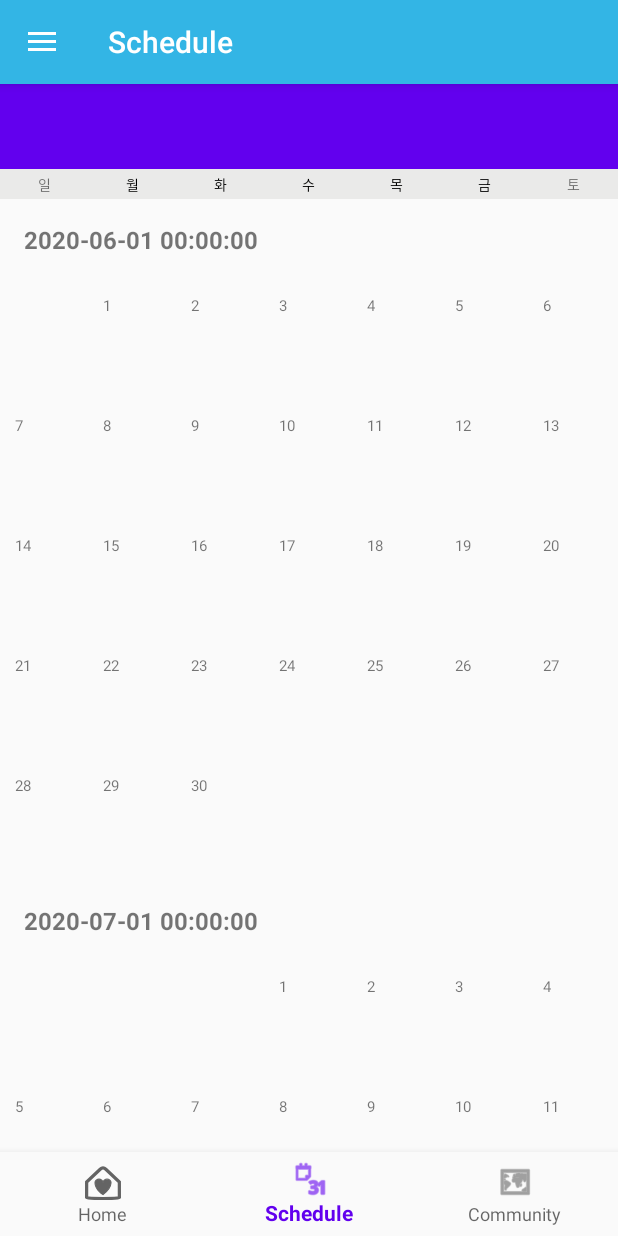
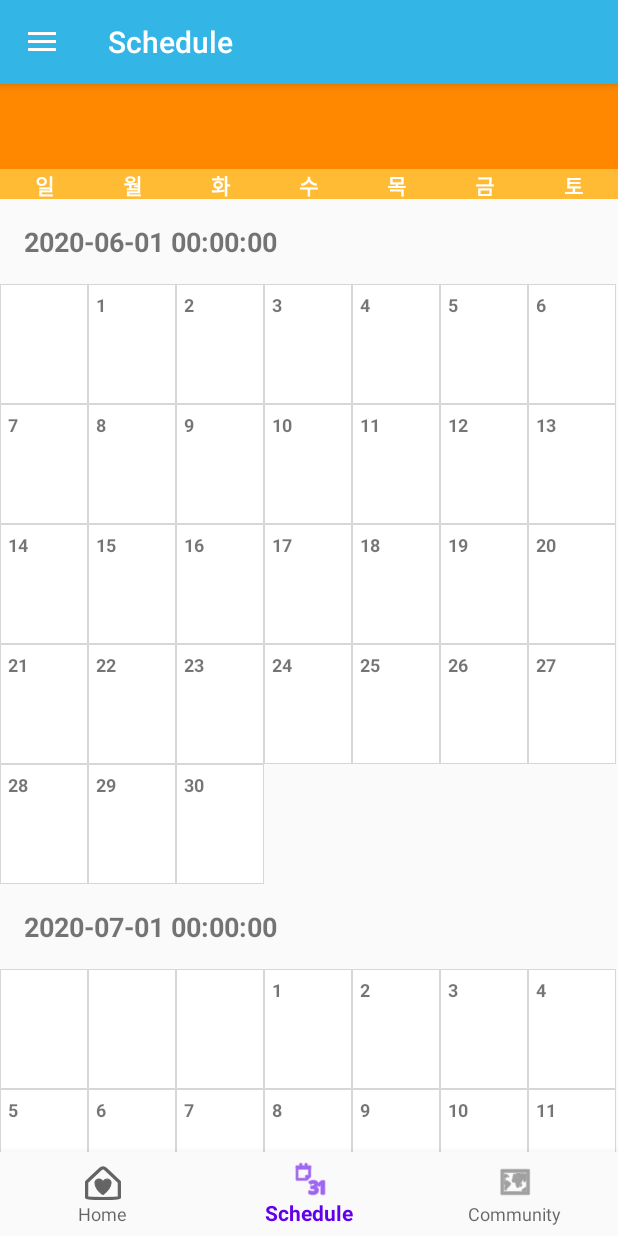
Before and after one commit to arcane222/ForHealthyLife, an Android app: the screen it shows after launch once a user with an empty profile is signed in (MainActivity), item 2 of the bottom bar chosen, on a phone screen of 412 x 824 dp. Run offline under Robolectric (Android 15) with nearby library versions, the phone set to English and light mode, and no system bars; our stand-ins replace Firebase (no records; nobody signed in at launch, a user with empty details on screens opened directly), navigation-ui; libraries missing offline, so code that uses them is left out: com.firebase.ui.

Commit message:
Add Calendar 3 (Exercise Scheduling Tap)

```diff
--- a/app/src/main/java/com/team_comfortable/forhealthylife/ui/calendar/fragment/CalendarFragment.java
+++ b/app/src/main/java/com/team_comfortable/forhealthylife/ui/calendar/fragment/CalendarFragment.java
@@ -92,7 +92,7 @@ public class CalendarFragment extends Fragment
                  }
                  // 타이틀
                  calendarList.add(calendar.getTimeInMillis());
-                 int dayOfWeek = calendar.get(Calendar.DAY_OF_WEEK) - 1; //해당 월에 시작하는 요일 -1 을 하면 빈칸을 구할 수 있겠죠 ?
+                 int dayOfWeek = calendar.get(Calendar.DAY_OF_WEEK) - 1; // 해당 월에 시작하는 요일 -1 을 하면 빈칸을 구할 수 있겠죠 ?
                  int max = calendar.getActualMaximum(Calendar.DAY_OF_MONTH); // 해당 월에 마지막 요일
 
                  // EMPTY 생성
--- a/app/src/main/java/com/team_comfortable/forhealthylife/ui/calendar/model/CalendarHeader.java
+++ b/app/src/main/java/com/team_comfortable/forhealthylife/ui/calendar/model/CalendarHeader.java
@@ -23,6 +23,7 @@ public class CalendarHeader extends ViewModel
     public void setHeader(String header) {
         this.header = header;
     }
+
     public void setmCurrentTime(long mCurrentTime){
         this.mCurrentTime = mCurrentTime;
     }
--- a/app/src/main/java/com/team_comfortable/forhealthylife/ui/calendar/model/Day.java
+++ b/app/src/main/java/com/team_comfortable/forhealthylife/ui/calendar/model/Day.java
@@ -7,9 +7,11 @@ import java.util.Calendar;
 public class Day extends ViewModel
 {
     private String day;
+
     public Day()
     {
     }
+
     public String getDay() {
         return day;
     }
--- /dev/null
+++ b/app/src/main/res/drawable/border.xml
@@ -0,0 +1,13 @@
+<?xml version="1.0" encoding="utf-8"?>
+<layer-list xmlns:android="http://schemas.android.com/apk/res/android">
+    <item>
+        <shape android:shape="rectangle">
+            <solid android:color="#d7d7d7" />
+        </shape>
+    </item>
+    <item android:top="1dp" android:bottom="1dp" android:left="1dp" android:right="1dp">
+        <shape android:shape="rectangle">
+            <solid android:color="#ffffff" />
+        </shape>
+    </item>
+</layer-list>
--- a/app/src/main/res/layout/fragment_calendar.xml
+++ b/app/src/main/res/layout/fragment_calendar.xml
@@ -18,6 +18,7 @@
             android:layout_width="0dp"
             android:layout_height="wrap_content"
             android:layout_weight="1"
+            android:background="@android:color/holo_orange_dark"
             android:padding="16dp"
             android:textSize="18sp" />
 
@@ -26,70 +27,79 @@
     <LinearLayout
         android:layout_width="match_parent"
         android:layout_height="20dp"
-        android:background="#eaeae9"
+        android:background="@android:color/holo_orange_light"
         android:orientation="horizontal">
 
         <TextView
-            android:layout_width="0dp"
+            android:layout_width="wrap_content"
             android:layout_height="match_parent"
             android:layout_weight="1"
             android:gravity="center"
             android:text="일"
-            android:textSize="9sp" />
+            android:textColor="@android:color/white"
+            android:textSize="14sp"
+            android:textStyle="bold" />
 
         <TextView
-            android:layout_width="0dp"
+            android:layout_width="wrap_content"
             android:layout_height="match_parent"
             android:layout_weight="1"
             android:gravity="center"
             android:text="월"
-            android:textColor="@color/black"
-            android:textSize="9sp" />
+            android:textColor="@android:color/white"
+            android:textSize="14sp"
+            android:textStyle="bold" />
 
         <TextView
-            android:layout_width="0dp"
+            android:layout_width="wrap_content"
             android:layout_height="match_parent"
             android:layout_weight="1"
             android:gravity="center"
             android:text="화"
-            android:textColor="@color/black"
-            android:textSize="9sp" />
+            android:textColor="@android:color/white"
+            android:textSize="14sp"
+            android:textStyle="bold" />
 
         <TextView
-            android:layout_width="0dp"
+            android:layout_width="wrap_content"
             android:layout_height="match_parent"
             android:layout_weight="1"
             android:gravity="center"
             android:text="수"
-            android:textColor="@color/black"
-            android:textSize="9sp" />
+            android:textColor="@android:color/white"
+            android:textSize="14sp"
+            android:textStyle="bold" />
 
         <TextView
-            android:layout_width="0dp"
+            android:layout_width="wrap_content"
             android:layout_height="match_parent"
             android:layout_weight="1"
             android:gravity="center"
             android:text="목"
-            android:textColor="@color/black"
-            android:textSize="9sp" />
+            android:textColor="@android:color/white"
+            android:textSize="14sp"
+            android:textStyle="bold" />
 
         <TextView
-            android:layout_width="0dp"
+            android:layout_width="wrap_content"
             android:layout_height="match_parent"
             android:layout_weight="1"
             android:gravity="center"
             android:text="금"
-            android:textColor="@color/black"
-            android:textSize="9sp" />
+            android:textColor="@android:color/white"
+            android:textSize="14sp"
+            android:textStyle="bold" />
 
         <TextView
-            android:layout_width="0dp"
+            android:layout_width="wrap_content"
             android:layout_height="match_parent"
             android:layout_weight="1"
             android:gravity="center"
 
             android:text="토"
-            android:textSize="9sp" />
+            android:textColor="@android:color/white"
+            android:textSize="14sp"
+            android:textStyle="bold" />
     </LinearLayout>
     <!--달력뷰-->
     <androidx.recyclerview.widget.RecyclerView
--- a/app/src/main/res/layout/fragment_calendar_day.xml
+++ b/app/src/main/res/layout/fragment_calendar_day.xml
@@ -1,18 +1,22 @@
 <?xml version="1.0" encoding="utf-8"?>
 <RelativeLayout xmlns:android="http://schemas.android.com/apk/res/android"
+    xmlns:app="http://schemas.android.com/apk/res-auto"
     xmlns:tool="http://schemas.android.com/tools"
     android:id="@+id/item_layout"
     android:layout_width="match_parent"
-    android:layout_height="80dp">
+    android:layout_height="80dp"
+    android:background="@drawable/border"
+    android:clipToPadding="false">
 
     <TextView
         android:id="@+id/item_day"
-        android:textSize="10dp"
-        android:layout_marginTop="10dp"
-        android:layout_marginLeft="10dp"
+        android:layout_width="wrap_content"
+        android:layout_height="wrap_content"
         android:layout_alignParentLeft="true"
         android:layout_alignParentTop="true"
-        android:layout_width="wrap_content"
-        android:layout_height="wrap_content"
+        android:layout_marginLeft="5dp"
+        android:layout_marginTop="5dp"
+        android:textSize="12sp"
+        android:textStyle="bold"
         tool:text="00" />
 </RelativeLayout>
--- a/app/src/main/res/layout/fragment_calendar_day_empty.xml
+++ b/app/src/main/res/layout/fragment_calendar_day_empty.xml
@@ -3,5 +3,5 @@
     xmlns:tool="http://schemas.android.com/tools"
     android:id="@+id/item_layout"
     android:layout_width="match_parent"
-    android:layout_height="80dp">
-</RelativeLayout>
+    android:layout_height="80dp"
+    android:background="@drawable/border"></RelativeLayout>
--- a/app/src/main/res/layout/fragment_calendar_header.xml
+++ b/app/src/main/res/layout/fragment_calendar_header.xml
@@ -13,7 +13,7 @@
         android:layout_width="match_parent"
         android:layout_height="wrap_content"
         android:padding="16dp"
-        android:textSize="16sp"
+        android:textSize="18sp"
         android:textStyle="bold"
         tool:text="2018년 8월" />
 </LinearLayout>
```
